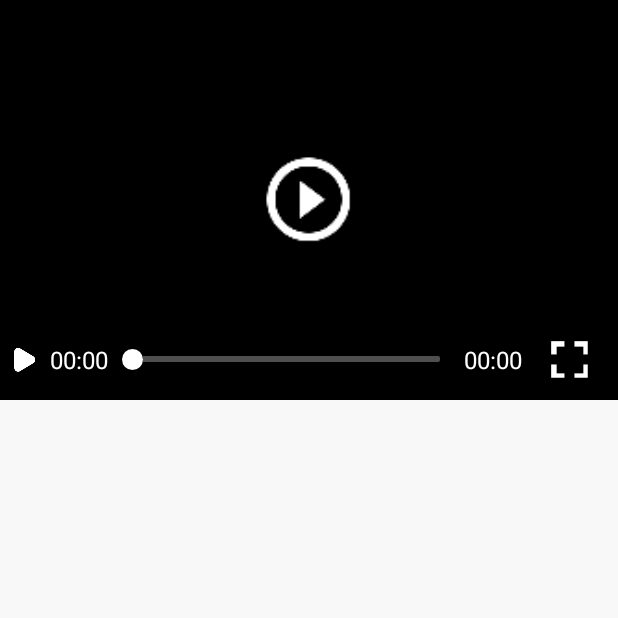
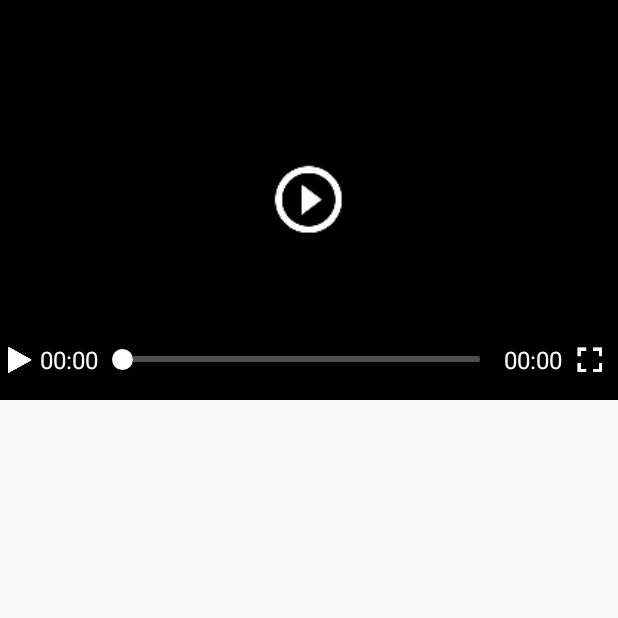
Before and after one commit to StormKid/videoplugin, an Android app: the VideoActivity screen opened directly, with no data from a screen before it, on a phone screen of 412 x 824 dp, the top half of it. Run offline under Robolectric (Android 15) with nearby library versions, the phone set to English and light mode, and no system bars; libraries missing offline, so code that uses them is left out: com.lzy.okgo, com.zhy.autolayout, org.simple.eventbus, tv.danmaku.ijk; 3 statements that could not run were skipped.

Commit message:
修改适配

```diff
--- a/ijkplayer/src/main/res/layout/adapter_media_quality.xml
+++ b/ijkplayer/src/main/res/layout/adapter_media_quality.xml
@@ -14,5 +14,5 @@
         android:padding="10px"
         android:text="清晰"
         android:textColor="@drawable/sel_media_quality_text"
-        android:textSize="@dimen/title_text"/>
+        android:textSize="@dimen/normal_text"/>
 </FrameLayout>
--- a/ijkplayer/src/main/res/layout/layout_bottom_bar.xml
+++ b/ijkplayer/src/main/res/layout/layout_bottom_bar.xml
@@ -44,12 +44,12 @@
 
         <ImageView
             android:id="@+id/iv_play"
-            android:layout_width="50px"
-            android:layout_height="50px"
+            android:layout_width="40px"
+            android:layout_height="40px"
             android:layout_gravity="center"
             android:scaleType="centerCrop"
+            android:padding="5px"
             android:background="@drawable/sel_item_background"
-            android:padding="10px"
             android:src="@drawable/sel_btn_play"/>
 
         <TextView
@@ -130,13 +130,12 @@
 
         <ImageView
             android:id="@+id/iv_fullscreen"
-            android:layout_width="80px"
-            android:layout_height="80px"
+            android:layout_width="40px"
+            android:layout_height="40px"
             android:layout_gravity="center"
             android:layout_marginRight="5dp"
             android:scaleType="centerCrop"
             android:background="@drawable/sel_item_background"
-            android:padding="10px"
             android:src="@drawable/sel_btn_fullscreen"/>
     </LinearLayout>
 </merge>
--- a/ijkplayer/src/main/res/layout/layout_media_quality.xml
+++ b/ijkplayer/src/main/res/layout/layout_media_quality.xml
@@ -6,9 +6,9 @@
     <FrameLayout
         android:visibility="gone"
         android:id="@+id/fl_media_quality"
-        android:layout_width="260px"
+        android:layout_width="200px"
         android:layout_gravity="right"
-        android:translationX="260px"
+        android:translationX="200px"
         android:background="@color/bg_video_view"
         android:layout_height="match_parent">
 
--- a/ijkplayer/src/main/res/layout/layout_player_view.xml
+++ b/ijkplayer/src/main/res/layout/layout_player_view.xml
@@ -56,8 +56,8 @@
         android:id="@+id/iv_play_circle"
         android:src="@mipmap/ic_play_circle"
         android:layout_gravity="center"
-        android:layout_width="100px"
-        android:layout_height="100px"/>
+        android:layout_width="80px"
+        android:layout_height="80px"/>
 
     <include layout="@layout/layout_media_quality"/>
 
```
Also changed, not shown: ijkplayer/src/main/res/layout/layout_top_bar.xml (+5 -5 lines), ijkplayer/src/main/res/values/styles.xml (+6 -6 lines), ijkplayer/src/main/res/mipmap-xxhdpi/ic_battery.png, ijkplayer/src/main/res/mipmap-xxhdpi/ic_battery_charging.png, ijkplayer/src/main/res/mipmap-xxhdpi/ic_battery_red.png, ijkplayer/src/main/res/mipmap-xxhdpi/ic_video_pause.png, ijkplayer/src/main/res/mipmap-xxhdpi/ic_video_play.png.
